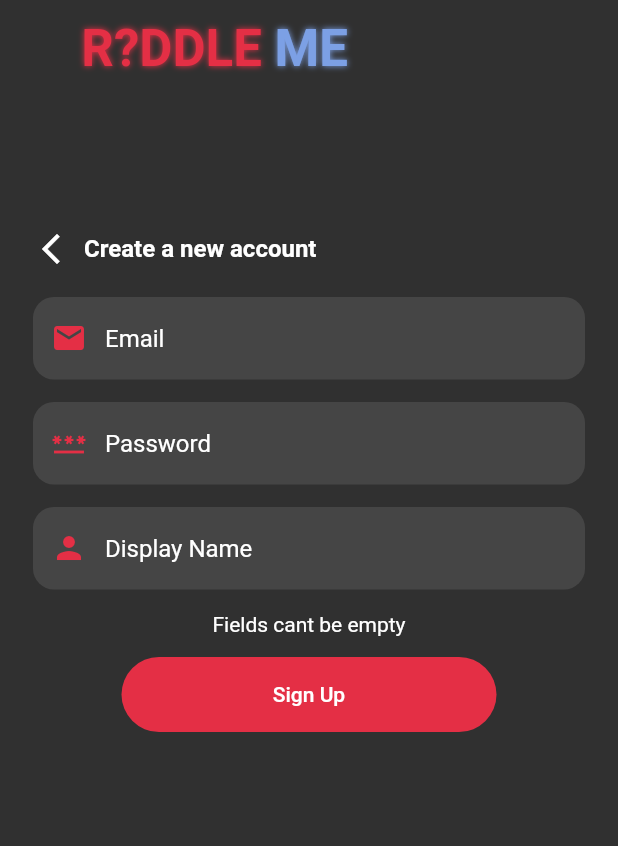
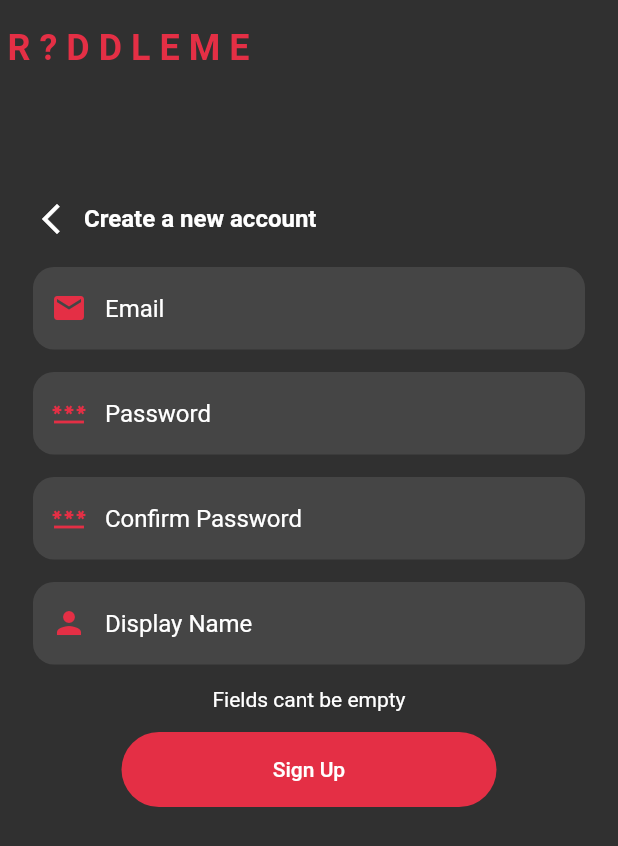
Before and after one commit to ValerishGit/riddleme, a Flutter app: the screen it shows after launch, after a tap on "SIGN IN", after a tap on "First Time?", on a phone screen of 412 x 824 dp. Shown: the top 846 px of the screen. Run offline on Flutter 3.47's test engine with Material 2 defaults, Android fonts, the phone set to English and light mode, and no system bars; drawn by our look-alikes of animated_text_kit; our stand-ins replace cloud_firestore, firebase_auth, firebase_core, get, google_fonts, google_sign_in and 1 more; accounts and stored records are empty.

Commit message:
Work Update

```diff
--- a/lib/modals/user_modal.dart
+++ b/lib/modals/user_modal.dart
@@ -23,7 +23,7 @@ class UserClass {
       'questionAnswered': questionAnswered,
       'score': score,
       'bestTime': bestTime,
-      'lastLogin': lastLogin?.millisecondsSinceEpoch,
+      'lastLogin': lastLogin,
     };
   }
 
--- a/lib/view/auth/login_screen.dart
+++ b/lib/view/auth/login_screen.dart
@@ -1,7 +1,6 @@
 import 'package:flutter/material.dart';
 import 'package:get/get.dart';
 import 'package:riddle_me/controllers/auth_controller.dart';
-import 'package:riddle_me/view/auth/register_screen.dart';
 import 'package:riddle_me/view/layout.dart';
 
 import '../../utils/const_values.dart';
@@ -24,31 +23,53 @@ class LoginScreen extends StatelessWidget {
                 mainAxisAlignment: MainAxisAlignment.spaceBetween,
                 crossAxisAlignment: CrossAxisAlignment.center,
                 children: [
+                  const SizedBox(
+                    height: 10,
+                  ),
+                  Card(
+                    elevation: 5,
+                    child: Padding(
+                      padding: const EdgeInsets.all(18.0),
+                      child: Text(
+                        "New riddle everyday! who will solve it faster?"
+                            .toUpperCase(),
+                        textAlign: TextAlign.center,
+                        style: Theme.of(context).textTheme.titleLarge!.copyWith(
+                              color: Globals.primary_2,
+                              fontWeight: FontWeight.bold,
+                            ),
+                      ),
+                    ),
+                  ),
+                  const SizedBox(
+                    height: 70,
+                  ),
+                  Card(
+                    elevation: 5,
+                    child: Padding(
+                      padding: const EdgeInsets.all(18.0),
+                      child: Container(
+                        height: 300,
+                        constraints:
+                            const BoxConstraints(minWidth: 250, maxWidth: 350),
+                        child: !_authController.isLoading.value
+                            ? Column(
+                                mainAxisAlignment: MainAxisAlignment.center,
+                                children: [
                                   Text(
                                     "Login to enter the game",
                                     textAlign: TextAlign.center,
-                    style: Theme.of(context).textTheme.titleMedium!.copyWith(
+                                    style: Theme.of(context)
+                                        .textTheme
+                                        .titleMedium!
+                                        .copyWith(
                                           color: Colors.white,
                                           fontWeight: FontWeight.bold,
                                         ),
                                   ),
-                  Text(
-                    "New riddle everyday! who will solve it faster?",
-                    textAlign: TextAlign.center,
-                    style: Theme.of(context).textTheme.titleMedium!.copyWith(
-                          color: Colors.white,
-                          fontWeight: FontWeight.bold,
-                        ),
-                  ),
-                  SizedBox(
+                                  const SizedBox(
                                     height: 20,
                                   ),
-                  Container(
-                    constraints: BoxConstraints(minWidth: 250, maxWidth: 500),
-                    child: !_authController.isLoading.value
-                        ? Column(
-                            mainAxisAlignment: MainAxisAlignment.center,
-                            children: [
                                   AuthTextField(
                                       inverse: true,
                                       controller: _emailController,
@@ -72,7 +93,7 @@ class LoginScreen extends StatelessWidget {
                                         child: Text(
                                           _authController.errText.value,
                                           style:
-                                          const TextStyle(color: Colors.white),
+                                              TextStyle(color: Globals.primary),
                                         )),
                                   ),
                                   TextButton(
@@ -81,10 +102,10 @@ class LoginScreen extends StatelessWidget {
                                             _emailController.text,
                                             _passwordController.text);
                                       },
-                                  child: Text(
+                                      child: const Text(
                                         "SIGN IN",
                                       )),
-                              SizedBox(
+                                  const SizedBox(
                                     height: 20,
                                   ),
                                   GestureDetector(
@@ -92,7 +113,8 @@ class LoginScreen extends StatelessWidget {
                                       Get.toNamed('register');
                                     },
                                     child: Row(
-                                  mainAxisAlignment: MainAxisAlignment.center,
+                                      mainAxisAlignment:
+                                          MainAxisAlignment.center,
                                       children: const [
                                         Text(
                                           "First Time?",
@@ -113,6 +135,8 @@ class LoginScreen extends StatelessWidget {
                                 child: CircularProgressIndicator(
                                 color: Colors.white,
                               )),
+                      ),
+                    ),
                   )
                 ]),
           ),
--- a/lib/view/auth/register_screen.dart
+++ b/lib/view/auth/register_screen.dart
@@ -10,7 +10,9 @@ class RegisterScreen extends StatelessWidget {
   RegisterScreen({super.key});
   final TextEditingController _emailController = TextEditingController(),
       _displayNameController = TextEditingController(),
-      _passwordController = TextEditingController();
+      _passwordController = TextEditingController(),
+      _passwordConfirmController = TextEditingController();
+
   final AuthController _authController = Get.find();
 
   @override
@@ -30,6 +32,9 @@ class RegisterScreen extends StatelessWidget {
                     () => Column(
                         mainAxisAlignment: MainAxisAlignment.start,
                         children: [
+                          SizedBox(
+                            height: 70,
+                          ),
                           Row(
                             children: [
                               GestureDetector(
@@ -77,6 +82,15 @@ class RegisterScreen extends StatelessWidget {
                                     ),
                                     AuthTextField(
                                         inverse: true,
+                                        controller: _passwordConfirmController,
+                                        hint: "Confirm Password",
+                                        icon: Icons.password,
+                                        isHashed: true),
+                                    const SizedBox(
+                                      height: 10,
+                                    ),
+                                    AuthTextField(
+                                        inverse: true,
                                         controller: _displayNameController,
                                         hint: "Display Name",
                                         icon: Icons.person,
@@ -98,6 +112,7 @@ class RegisterScreen extends StatelessWidget {
                                           _authController.createUserWithCred(
                                               _emailController.text,
                                               _passwordController.text,
+                                              _passwordConfirmController.text,
                                               _displayNameController.text);
                                         },
                                         child: const Text(
--- a/lib/view/layout.dart
+++ b/lib/view/layout.dart
@@ -1,8 +1,6 @@
+import 'package:animated_text_kit/animated_text_kit.dart';
 import 'package:firebase_auth/firebase_auth.dart';
-import 'package:flutter/cupertino.dart';
 import 'package:flutter/material.dart';
-import 'package:flutter/src/widgets/container.dart';
-import 'package:flutter/src/widgets/framework.dart';
 import 'package:get/get.dart';
 import 'package:riddle_me/controllers/auth_controller.dart';
 
@@ -20,9 +18,6 @@ class WebLayout extends StatelessWidget {
       mainAxisAlignment: MainAxisAlignment.start,
       children: [
         HeaderWidget(),
-        const SizedBox(
-          height: 90,
-        ),
         Center(child: child),
       ],
     );
@@ -34,10 +29,16 @@ class HeaderWidget extends StatelessWidget {
     Key? key,
   }) : super(key: key);
 
-  AuthController authController = Get.find();
-
+  final AuthController authController = Get.find();
+  var colorizeColors = [
+    Globals.primary,
+    Globals.primary_2,
+    Globals.primary_2,
+    Globals.primary,
+  ];
   @override
   Widget build(BuildContext context) {
+    var width = MediaQuery.of(context).size.width;
     return Container(
       height: 64,
       constraints: const BoxConstraints(maxWidth: 500, minWidth: 200),
@@ -46,7 +47,9 @@ class HeaderWidget extends StatelessWidget {
         mainAxisAlignment: MainAxisAlignment.center,
         children: [
           Padding(
-            padding: const EdgeInsets.symmetric(horizontal: 50),
+            padding: width < 500
+                ? const EdgeInsets.symmetric(horizontal: 5)
+                : const EdgeInsets.symmetric(horizontal: 25),
             child: Row(
               crossAxisAlignment: CrossAxisAlignment.center,
               mainAxisAlignment: MainAxisAlignment.spaceBetween,
@@ -55,41 +58,43 @@ class HeaderWidget extends StatelessWidget {
                   onTap: (() => Get.toNamed('/')),
                   child: Row(
                     children: [
-                      Text(
-                        "R?DDLE ",
-                        textAlign: TextAlign.center,
-                        style: Theme.of(context)
-                            .textTheme
-                            .headlineMedium!
-                            .copyWith(
-                                color: Globals.primary,
-                                fontWeight: FontWeight.bold,
-                                shadows: [
-                              Shadow(color: Globals.primary, blurRadius: 5)
-                            ]),
-                      ),
-                      Text(
-                        "ME ",
-                        textAlign: TextAlign.center,
-                        style: Theme.of(context)
-                            .textTheme
-                            .headlineMedium!
-                            .copyWith(
-                                color: Globals.primary_2,
-                                fontWeight: FontWeight.bold,
-                                shadows: [
-                              Shadow(color: Globals.primary_2, blurRadius: 5)
-                            ]),
+                      DefaultTextStyle(
+                        style: const TextStyle(
+                          fontSize: 20.0,
+                        ),
+                        child: AnimatedTextKit(
+                          animatedTexts: [
+                            ColorizeAnimatedText('R ? D D L E M E',
+                                colors: colorizeColors,
+                                textStyle: Theme.of(context)
+                                    .textTheme
+                                    .headlineSmall!
+                                    .copyWith(
+                                      color: Globals.primary,
+                                      fontWeight: FontWeight.bold,
+                                    )),
+                          ],
+                          isRepeatingAnimation: false,
+                        ),
                       ),
                     ],
                   ),
                 ),
                 Visibility(
-                  visible: FirebaseAuth.instance.currentUser != null,
+                  visible:
+                      FirebaseAuth.instance.currentUser != null && width > 500,
                   child: Row(
                     children: [
-                      Text(
-                          FirebaseAuth.instance.currentUser?.displayName ?? ""),
+                      Container(
+                        padding:
+                            EdgeInsets.symmetric(horizontal: 20, vertical: 10),
+                        decoration: ShapeDecoration(
+                            color: Globals.primary, shape: StadiumBorder()),
+                        child: Text(
+                          FirebaseAuth.instance.currentUser?.displayName ?? "",
+                          style: TextStyle(fontWeight: FontWeight.bold),
+                        ),
+                      ),
                       SizedBox(
                         width: 20,
                       ),
```
Also changed, not shown: lib/controllers/auth_controller.dart (+12 -8 lines), lib/services/firebase_service.dart (+14 -5 lines), lib/view/main_page.dart (+69 -21 lines), pubspec.yaml (+3 -4 lines), pubspec.lock, 12 other files. Lines whose indentation alone changed are shown as unchanged.
